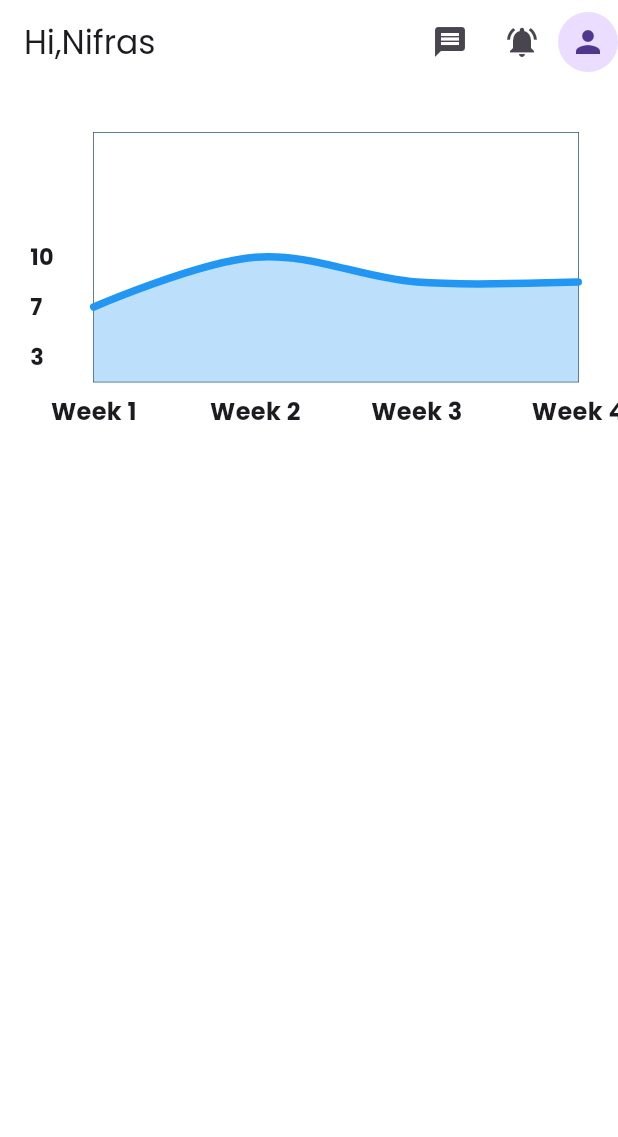
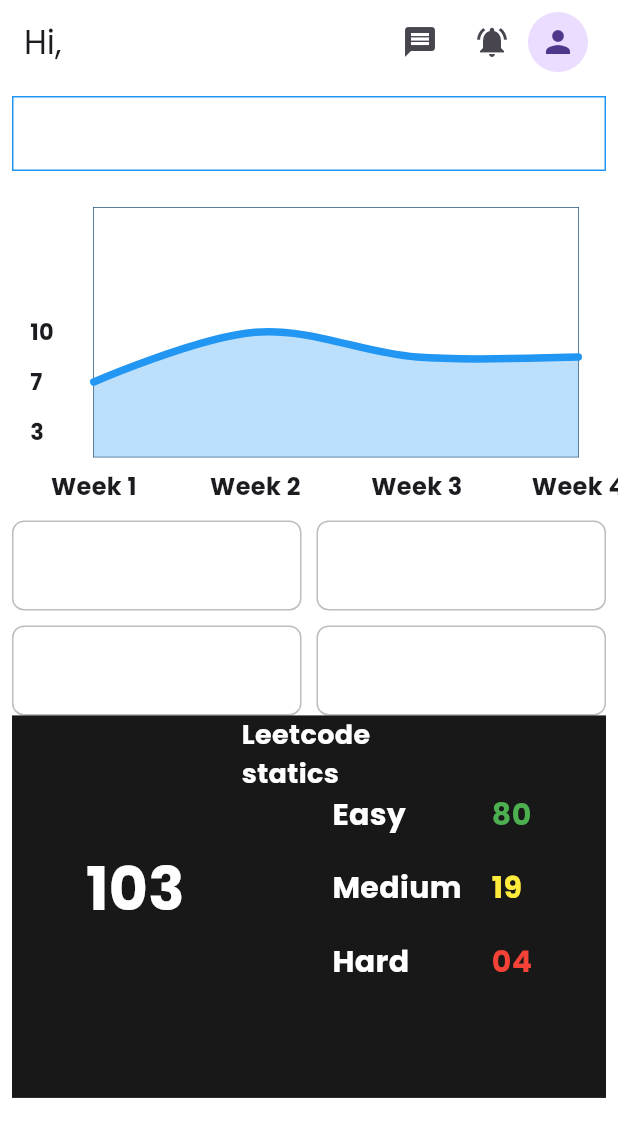
Before and after one commit to bridgeon-slms/slms, a Flutter app: the screen it shows after launch, on a phone screen of 412 x 824 dp. Shown: the top 1137 px of the screen. Run offline on Flutter 3.47's test engine with Material 3 defaults, Android fonts, the phone set to English and light mode, and no system bars; drawn by our look-alikes of fl_chart; our stand-ins replace google_fonts, pin_code_fields.

Commit message:
implement the leetcode container

```diff
--- a/lib/views/home/home_screen.dart
+++ b/lib/views/home/home_screen.dart
@@ -11,13 +11,16 @@ class HomeScreen extends StatelessWidget {
     return Scaffold(
       appBar: AppBar(
         actions: [
-    IconButton(onPressed: (){}, icon: Icon(Icons.message)),
-    IconButton(onPressed: (){}, icon: Icon(Icons.notifications_active)),
+          IconButton(onPressed: () {}, icon: Icon(Icons.message)),
+          IconButton(onPressed: () {}, icon: Icon(Icons.notifications_active)),
           CircleAvatar(
             child: Icon(Icons.person),
           ),
+          SizedBox(
+            width: 20,
+          ),
         ],
-  title: textStyled(text: 'Hi,Nifras',fontweight: FontWeight.w400),
+        title: textStyled(text: 'Hi,', fontweight: FontWeight.w400),
         backgroundColor: ColorConstents.bagroundColor,
       ),
       backgroundColor: ColorConstents.bagroundColor,
@@ -26,9 +29,139 @@ appBar: AppBar(
         child: Column(
           crossAxisAlignment: CrossAxisAlignment.start,
           children: [
+            Container(
+              width: double.infinity,
+              height: 50,
+              decoration: BoxDecoration(
+                border: Border.all(color: Colors.blue),
+              ),
+            ),
+            DashbordGraph(),
+            Row(
+              spacing: 10,
+              children: [
+                Expanded(
+                  child: Container(
+                    height: 60,
+                    decoration: BoxDecoration(
+                        borderRadius: BorderRadius.circular(8),
+                        border: Border.all(
+                          color: Colors.grey.shade400,
+                        )),
+                  ),
+                ),
+                Expanded(
+                  child: Container(
+                    height: 60,
+                    decoration: BoxDecoration(
+                        borderRadius: BorderRadius.circular(8),
+                        border: Border.all(
+                          color: Colors.grey.shade400,
+                        )),
+                  ),
+                ),
+              ],
+            ),
+            SizedBox(
+              height: 10,
+            ),
+            Row(
+              spacing: 10,
+              children: [
+                Expanded(
+                  child: Container(
+                    height: 60,
+                    decoration: BoxDecoration(
+                        borderRadius: BorderRadius.circular(8),
+                        border: Border.all(
+                          color: Colors.grey.shade400,
+                        )),
+                  ),
+                ),
+                Expanded(
+                  child: Container(
+                    height: 60,
+                    decoration: BoxDecoration(
+                        borderRadius: BorderRadius.circular(8),
+                        border: Border.all(
+                          color: Colors.grey.shade400,
+                        )),
+                  ),
+                ),
+              ],
+            ),
+            Container(
+              decoration: BoxDecoration(color: Color(0XFF191818)),
+              height: 255,
+              width: double.infinity,
+              child: Column(
+                children: [
+                  textStyled(
+                      text: 'Leetcode \nstatics',
+                      color: Colors.white,
+                      fontweight: FontWeight.bold,
+                      fontSize: 18),
+                  Row(
+                    mainAxisAlignment: MainAxisAlignment.spaceAround,
+                    children: [
+                      textStyled(
+                          text: '103',
+                          fontSize: 40,
+                          fontweight: FontWeight.bold,
+                          color: Colors.white),
+                      Row(
 
-
-            DashbordGraph()
+                        children: [
+                          Column(
+                            spacing: 20,
+                            crossAxisAlignment: CrossAxisAlignment.start,
+                            children: [
+                              textStyled(
+                                  text: 'Easy',
+                                  color: Colors.white,
+                                  fontweight: FontWeight.bold,
+                                  fontSize: 20),
+                              textStyled(
+                                  text: 'Medium',
+                                  color: Colors.white,
+                                  fontweight: FontWeight.bold,
+                                  fontSize: 20),
+                              textStyled(
+                                  text: 'Hard',
+                                  color: Colors.white,
+                                  fontweight: FontWeight.bold,
+                                  fontSize: 20),
+                            ],
+                          ),
+                          SizedBox(width: 20,),
+                          Column(
+                            spacing: 20,
+                            crossAxisAlignment: CrossAxisAlignment.start,
+                            children: [
+                              textStyled(
+                                  text: '80',
+                                  color: Colors.green,
+                                  fontweight: FontWeight.bold,
+                                  fontSize: 20),
+                              textStyled(
+                                  text: '19',
+                                  color: Colors.yellow,
+                                  fontweight: FontWeight.bold,
+                                  fontSize: 20),
+                              textStyled(
+                                  text: '04',
+                                  color: Colors.red,
+                                  fontweight: FontWeight.bold,
+                                  fontSize: 20),
+                            ],
+                          )
+                        ],
+                      )
+                    ],
+                  ),
+                ],
+              ),
+            )
           ],
         ),
       ),
```
Also changed, not shown: lib/views/home/home_widgets.dart (added). Lines whose indentation alone changed are shown as unchanged.
